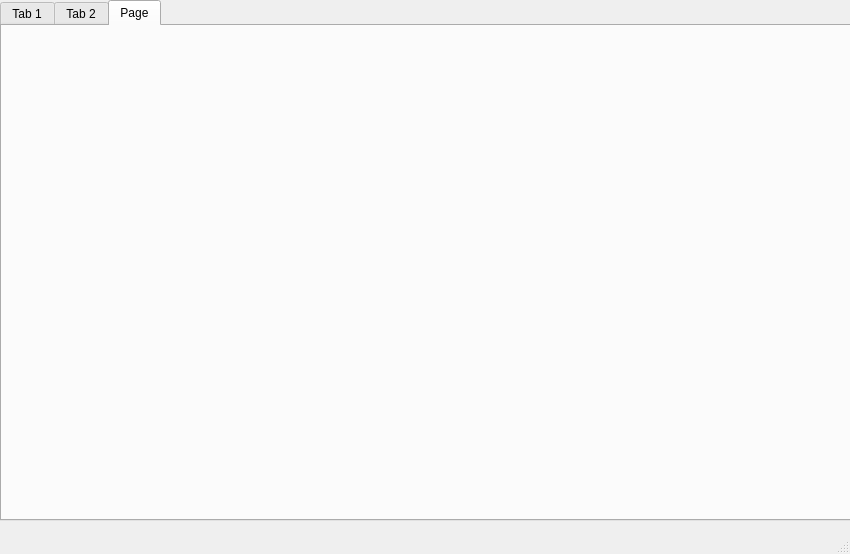
edeniyanda/CipheredVV, file ui/mainwindow.ui: the form before one commit.
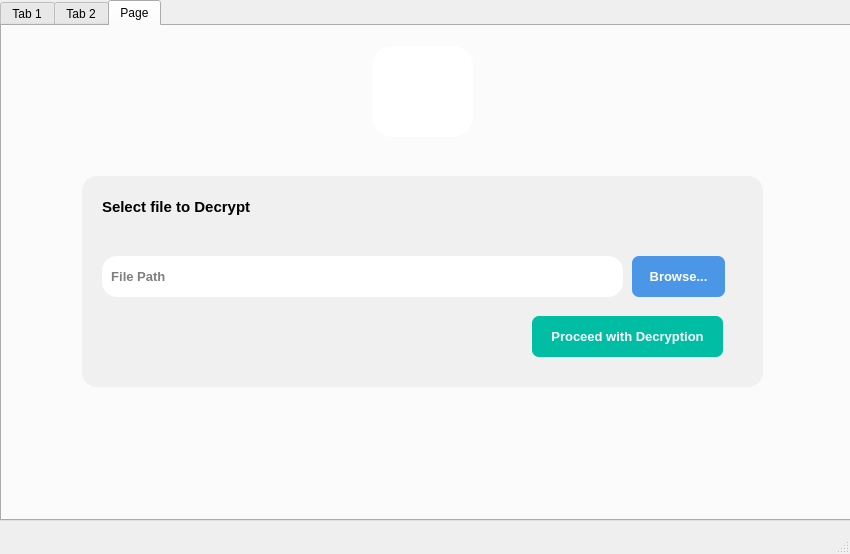
The form after the commit. The open tabs and pages were chosen to show the change. Icons and pictures are not drawn.

Commit message: Started the encryption tab

The edit to the form file:
```diff
--- a/ui/mainwindow.ui
+++ b/ui/mainwindow.ui
@@ -356,6 +356,184 @@
        </size>
       </property>
      </widget>
+     <widget class="QFrame" name="frame_2">
+      <property name="geometry">
+       <rect>
+        <x>80</x>
+        <y>150</y>
+        <width>681</width>
+        <height>211</height>
+       </rect>
+      </property>
+      <property name="styleSheet">
+       <string notr="true">background-color:  #f0f0f0;
+border-radius: 15px;</string>
+      </property>
+      <property name="frameShape">
+       <enum>QFrame::StyledPanel</enum>
+      </property>
+      <property name="frameShadow">
+       <enum>QFrame::Raised</enum>
+      </property>
+      <widget class="QLineEdit" name="lineEditPath">
+       <property name="geometry">
+        <rect>
+         <x>20</x>
+         <y>80</y>
+         <width>521</width>
+         <height>41</height>
+        </rect>
+       </property>
+       <property name="font">
+        <font>
+         <family>Segoe UI</family>
+         <pointsize>10</pointsize>
+         <weight>75</weight>
+         <bold>true</bold>
+        </font>
+       </property>
+       <property name="styleSheet">
+        <string notr="true">border-radius: 15px;
+background-color: white;
+color: black</string>
+       </property>
+       <property name="placeholderText">
+        <string>  File Path</string>
+       </property>
+      </widget>
+      <widget class="QPushButton" name="pushButtonBrowse">
+       <property name="geometry">
+        <rect>
+         <x>550</x>
+         <y>80</y>
+         <width>93</width>
+         <height>41</height>
+        </rect>
+       </property>
+       <property name="font">
+        <font>
+         <family>Segoe UI</family>
+         <pointsize>10</pointsize>
+         <weight>75</weight>
+         <bold>true</bold>
+        </font>
+       </property>
+       <property name="styleSheet">
+        <string notr="true">QPushButton{
+	background-color:rgb(75, 150, 230);
+	color: white;
+	border-radius: 7px;
+}
+QPushButton:hover{
+	background-color: rgb(60, 122, 184)
+}</string>
+       </property>
+       <property name="text">
+        <string>Browse...</string>
+       </property>
+      </widget>
+      <widget class="QPushButton" name="pushButtonProceed">
+       <property name="geometry">
+        <rect>
+         <x>450</x>
+         <y>140</y>
+         <width>191</width>
+         <height>41</height>
+        </rect>
+       </property>
+       <property name="font">
+        <font>
+         <family>Segoe UI</family>
+         <pointsize>10</pointsize>
+         <weight>75</weight>
+         <bold>true</bold>
+        </font>
+       </property>
+       <property name="styleSheet">
+        <string notr="true">QPushButton{
+	background-color:rgb(0, 189, 164);
+	color: white;
+	border-radius: 7px;
+}
+QPushButton:hover{
+	background-color:rgb(0, 157, 136)
+}</string>
+       </property>
+       <property name="text">
+        <string>Proceed with Decryption</string>
+       </property>
+      </widget>
+      <widget class="QLabel" name="label_2">
+       <property name="geometry">
+        <rect>
+         <x>20</x>
+         <y>20</y>
+         <width>171</width>
+         <height>21</height>
+        </rect>
+       </property>
+       <property name="font">
+        <font>
+         <family>Segoe UI</family>
+         <pointsize>11</pointsize>
+         <weight>75</weight>
+         <bold>true</bold>
+        </font>
+       </property>
+       <property name="styleSheet">
+        <string notr="true">color: black;</string>
+       </property>
+       <property name="text">
+        <string>Select file to Decrypt</string>
+       </property>
+      </widget>
+     </widget>
+     <widget class="QLabel" name="label_3">
+      <property name="geometry">
+       <rect>
+        <x>390</x>
+        <y>20</y>
+        <width>61</width>
+        <height>91</height>
+       </rect>
+      </property>
+      <property name="styleSheet">
+       <string notr="true">background: transparent;</string>
+      </property>
+      <property name="text">
+       <string/>
+      </property>
+      <property name="pixmap">
+       <pixmap>../assets/img/icon/decryption.png</pixmap>
+      </property>
+     </widget>
+     <widget class="QFrame" name="frame_3">
+      <property name="enabled">
+       <bool>true</bool>
+      </property>
+      <property name="geometry">
+       <rect>
+        <x>370</x>
+        <y>20</y>
+        <width>101</width>
+        <height>91</height>
+       </rect>
+      </property>
+      <property name="styleSheet">
+       <string notr="true">border-radius: 20px;
+background-color: white;</string>
+      </property>
+      <property name="frameShape">
+       <enum>QFrame::NoFrame</enum>
+      </property>
+      <property name="frameShadow">
+       <enum>QFrame::Raised</enum>
+      </property>
+     </widget>
+     <zorder>pushButtonHomeD</zorder>
+     <zorder>frame_2</zorder>
+     <zorder>frame_3</zorder>
+     <zorder>label_3</zorder>
     </widget>
    </widget>
   </widget>
```
Left out of the diff: 23 changed lines with no effect on the pictures. The commit also changes 4 other files.
